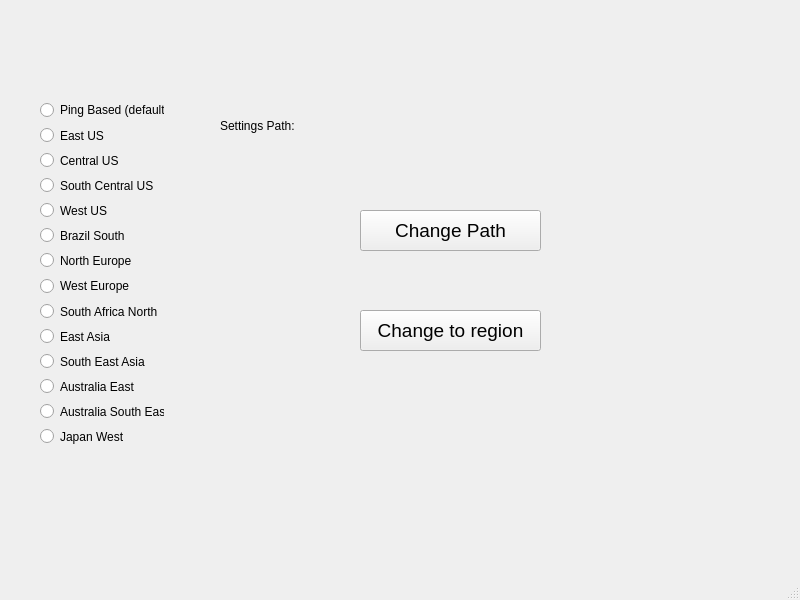
First picture: the form in mainwindow.ui, repository Gurvir-Singh/SiegeRegionChanger, before the edit.
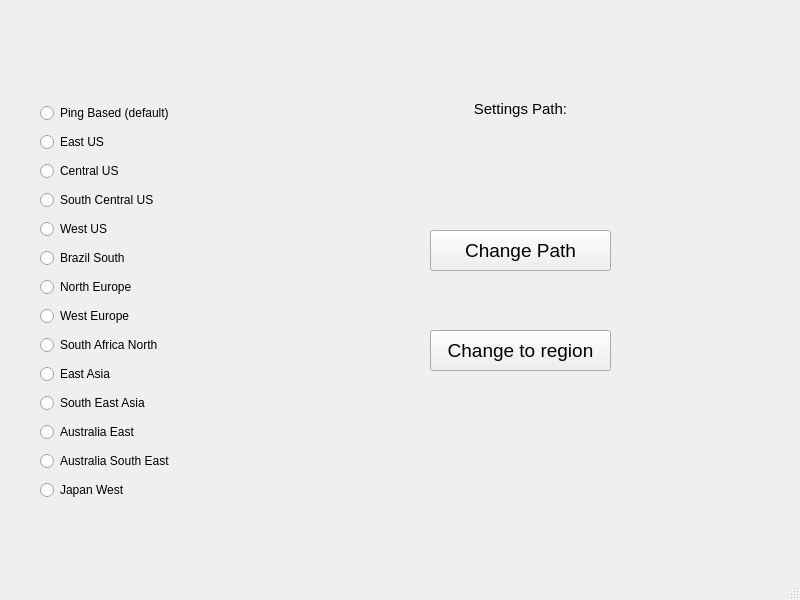
Second picture: the form after the edit.

Commit message: Got File Dialog working

What changed in the file:
```diff
--- a/mainwindow.ui
+++ b/mainwindow.ui
@@ -19,8 +19,8 @@
      <rect>
       <x>40</x>
       <y>100</y>
-      <width>124</width>
-      <height>346</height>
+      <width>150</width>
+      <height>416</height>
      </rect>
     </property>
     <layout class="QVBoxLayout" name="verticalLayout">
@@ -127,8 +127,8 @@
    <widget class="QPushButton" name="changeRegionButton">
     <property name="geometry">
      <rect>
-      <x>360</x>
-      <y>310</y>
+      <x>430</x>
+      <y>330</y>
       <width>181</width>
       <height>41</height>
      </rect>
@@ -145,26 +145,30 @@
    <widget class="QLabel" name="pathLabel">
     <property name="geometry">
      <rect>
-      <x>220</x>
-      <y>110</y>
-      <width>511</width>
-      <height>31</height>
+      <x>310</x>
+      <y>100</y>
+      <width>421</width>
+      <height>81</height>
      </rect>
     </property>
     <property name="font">
      <font>
-      <pointsize>9</pointsize>
+      <pointsize>11</pointsize>
      </font>
     </property>
     <property name="text">
-     <string>Settings Path: </string>
+     <string>Settings Path: 
+</string>
+    </property>
+    <property name="alignment">
+     <set>Qt::AlignHCenter|Qt::AlignTop</set>
     </property>
    </widget>
    <widget class="QPushButton" name="changePathButton">
     <property name="geometry">
      <rect>
-      <x>360</x>
-      <y>210</y>
+      <x>430</x>
+      <y>230</y>
       <width>181</width>
       <height>41</height>
      </rect>
```
Left out of the diff: 2 changed lines with no effect on the pictures. The commit also changes 4 other files.
